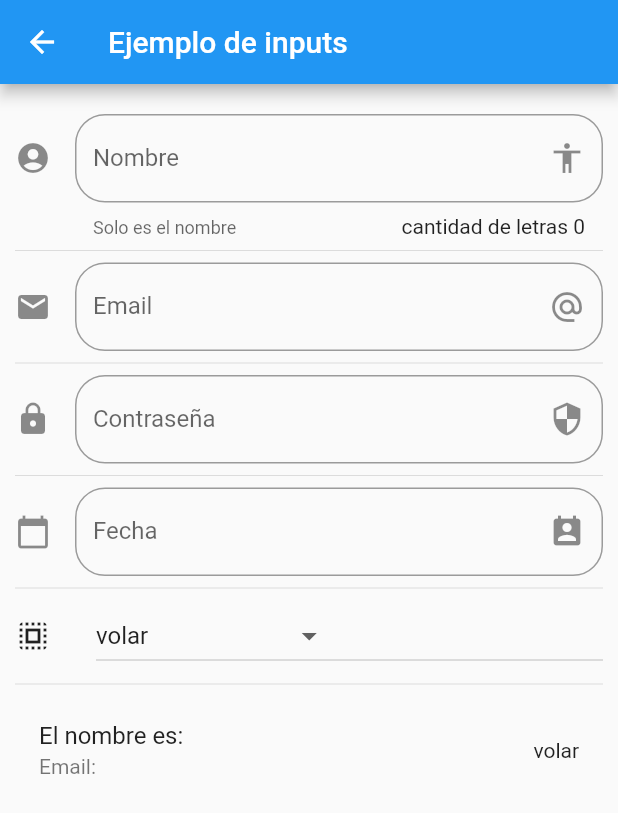
After one commit to edrick27/Flutter_components, a Flutter app: the InputsPage screen opened by its route, on a phone screen of 412 x 824 dp. The commit adds this screen. Shown: the top 813 px of the screen. Run offline on Flutter 3.47's test engine with Material 2 defaults, Android fonts, the phone set to English and light mode, and no system bars; network calls fail.

Commit message:
se agregan mas compoenentes

```diff
--- a/data/menu_opts.json
+++ b/data/menu_opts.json
@@ -15,6 +15,16 @@
             "ruta" : "card",
             "icon" : "folder_open",
             "texto": "Cards - Tarjetas"
+        },
+        {
+            "ruta" : "animatedContainer",
+            "icon" : "donut_large",
+            "texto": "Animated Container"
+        },
+        {
+            "ruta" : "inputs",
+            "icon" : "input",
+            "texto": "Ejemplo de Inputs"
         }
     ]
 }
--- /dev/null
+++ b/lib/src/pages/inputs_page.dart
@@ -0,0 +1,167 @@
+import 'package:flutter/material.dart';
+
+class InputsPage extends StatefulWidget {
+  _InputsPageState createState() => _InputsPageState();
+}
+
+class _InputsPageState extends State<InputsPage> {
+  String _nombre = "";
+  String _email = "";
+  String _fecha = "";
+
+  String _opcionSelecionada = "volar";
+
+  List<String> _poderes = ["volar", "super fuerza", "velocidad extrema"];
+
+  TextEditingController _inputFieldDateController = new TextEditingController();
+
+  @override
+  Widget build(BuildContext context) {
+    return Scaffold(
+      appBar: AppBar(
+        title: Text("Ejemplo de inputs"),
+      ),
+      body: ListView(
+        padding: EdgeInsets.symmetric(horizontal: 10.0, vertical: 20.0),
+        children: <Widget>[
+          _crearInput(),
+          Divider(),
+          _crearEmail(),
+          Divider(),
+          _crearPassword(),
+          Divider(),
+          _crearFecha(context),
+          Divider(),
+          _crearDropDown(),
+          Divider(),
+          _crearPersona()
+        ],
+      ),
+    );
+  }
+
+  Widget _crearInput() {
+    return TextField(
+        // autofocus: true,
+        textCapitalization: TextCapitalization.sentences,
+        decoration: InputDecoration(
+          border: OutlineInputBorder(borderRadius: BorderRadius.circular(20.0)),
+          counter: Text("cantidad de letras ${_nombre.length}"),
+          hintText: 'Nombre de la persona',
+          labelText: 'Nombre',
+          helperText: 'Solo es el nombre',
+          suffixIcon: Icon(Icons.accessibility),
+          icon: Icon(Icons.account_circle),
+        ),
+        onChanged: (valor) => setState(() {
+              _email = valor;
+            }));
+  }
+
+  Widget _crearEmail() {
+    return TextField(
+      keyboardType: TextInputType.emailAddress,
+      decoration: InputDecoration(
+        border: OutlineInputBorder(borderRadius: BorderRadius.circular(20.0)),
+        hintText: 'Correo personal',
+        labelText: 'Email',
+        suffixIcon: Icon(Icons.alternate_email),
+        icon: Icon(Icons.email),
+      ),
+      onChanged: (valor) {
+        setState(() {
+          _nombre = valor;
+        });
+      },
+    );
+  }
+
+  Widget _crearPassword() {
+    return TextField(
+      obscureText: true,
+      decoration: InputDecoration(
+        border: OutlineInputBorder(borderRadius: BorderRadius.circular(20.0)),
+        hintText: 'Contraseña de la persona',
+        labelText: 'Contraseña',
+        suffixIcon: Icon(Icons.security),
+        icon: Icon(Icons.lock),
+      ),
+      onChanged: (valor) {
+        setState(() {
+          _nombre = valor;
+        });
+      },
+    );
+  }
+
+  Widget _crearFecha(context) {
+    return TextField(
+      enableInteractiveSelection: false,
+      controller: _inputFieldDateController,
+      decoration: InputDecoration(
+        border: OutlineInputBorder(borderRadius: BorderRadius.circular(20.0)),
+        hintText: 'Fecha de Nacimiento',
+        labelText: 'Fecha',
+        suffixIcon: Icon(Icons.perm_contact_calendar),
+        icon: Icon(Icons.calendar_today),
+      ),
+      onTap: () {
+        FocusScope.of(context).requestFocus(new FocusNode());
+        _selectDate(context);
+      },
+    );
+  }
+
+  _selectDate(BuildContext context) async {
+    DateTime picked = await showDatePicker(
+        context: context,
+        initialDate: new DateTime.now(),
+        firstDate: new DateTime(2019),
+        lastDate: new DateTime(2025),
+        locale: Locale('es', 'CR'));
+
+    if (picked != null) {
+      setState(() {
+        String fecha = picked.toString();
+        List<String> fecha2 = fecha.split(" ");
+        _inputFieldDateController.text = fecha2[0];
+      });
+    }
+  }
+
+  List<DropdownMenuItem<String>> getDropDownMenu() {
+    List<DropdownMenuItem<String>> lista = new List();
+
+    _poderes.forEach((poder) {
+      lista.add(DropdownMenuItem(value: poder, child: Text(poder)));
+    });
+
+    return lista;
+  }
+
+  Widget _crearDropDown() {
+    return Row(children: <Widget>[
+      Icon(Icons.select_all),
+      SizedBox(width: 30.0),
+      Expanded(
+        child: DropdownButton(
+          value: _opcionSelecionada,
+          items: getDropDownMenu(),
+          onChanged: (value) {
+            setState(() {
+              _opcionSelecionada = value;
+            });
+          },
+        ),
+      )
+    ]);
+  }
+
+  Widget _crearPersona() {
+    return ListTile(
+      title: Text("El nombre es: $_nombre"),
+      subtitle: Text("Email: $_email"),
+      trailing: Text(_opcionSelecionada),
+    );
+  }
+}
--- a/lib/src/routes/routes.dart
+++ b/lib/src/routes/routes.dart
@@ -1,6 +1,8 @@
-import 'package:componentes2/src/pages/card_page.dart';
+import 'package:componentes2/src/pages/inputs_page.dart';
 import 'package:flutter/material.dart';
 
+import 'package:componentes2/src/pages/card_page.dart';
+import 'package:componentes2/src/pages/animated_page.dart';
 import 'package:componentes2/src/pages/avatar_page.dart';
 import 'package:componentes2/src/pages/alert_pag.dart';
 import 'package:componentes2/src/pages/home_page.dart';
@@ -12,5 +14,7 @@ Map<String, WidgetBuilder> getRoutes(){
         'alert' : (BuildContext context) => AlertPage(),
         'avatar' : (BuildContext context) => AvatarPage(),
         'card' : (BuildContext context) => CardPage(),
+        'animatedContainer' : (BuildContext context) => AnimatedContainerPage(),
+        'inputs' : (BuildContext context) => InputsPage(),
   };
 }
--- a/lib/src/utils/icon_string_util.dart
+++ b/lib/src/utils/icon_string_util.dart
@@ -4,6 +4,8 @@ final _icons = <String, IconData>{
   "add_alert"     : Icons.add_alert,
   "accessibility" : Icons.accessibility,
   "folder_open"   : Icons.folder_open,
+  "donut_large"   : Icons.donut_large,
+  "input"         : Icons.input,
 };
 
 Icon getIcon( String nameIcon){
--- a/pubspec.yaml
+++ b/pubspec.yaml
@@ -18,6 +18,9 @@ environment:
 
 dependencies:
   flutter:
+    sdk: flutter
+
+  flutter_localizations:
     sdk: flutter
 
   # The following adds the Cupertino Icons font to your application.
```
Also changed, not shown: lib/main.dart (+10 -1 lines), lib/src/pages/alert_pag.dart (+43 -0 lines), lib/src/pages/animated_page.dart (added, +56 -0 lines), lib/src/pages/avatar_page.dart (+28 -1 lines), pubspec.lock.
